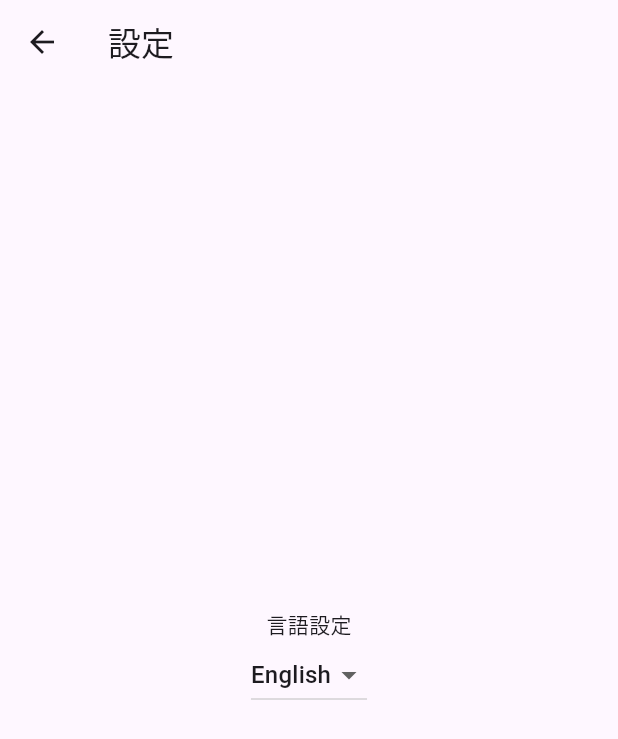
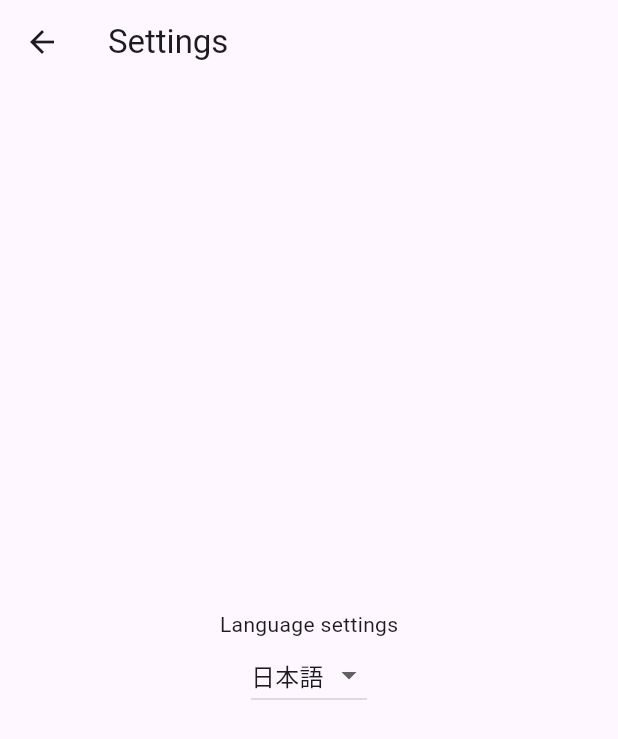
Before and after one commit to c22349/waiting_time, a Flutter app: the screen it shows after launch, after a tap on the "settings" icon, on a phone screen of 412 x 824 dp. Shown: the top 739 px of the screen. Run offline on Flutter 3.47's test engine with Material 3 defaults, Android fonts, the phone set to English and light mode, and no system bars; our stand-ins replace shared_preferences; generated files the repository leaves out were written again.

Commit message:
Fix localization language sync

```diff
--- a/lib/main.dart
+++ b/lib/main.dart
@@ -9,17 +9,17 @@
 
 Future<Locale> _fetchLocale() async {
   final prefs = await SharedPreferences.getInstance();
-  final languageCode =
-      prefs.getString('language') ?? 'ja'; // 'ja' をデフォルト言語として設定
+  final languageCode = prefs.getString('language') ?? 'ja';
   return Locale(languageCode, '');
 }
 
 void main() async {
   WidgetsFlutterBinding.ensureInitialized();
-  final locale = await _fetchLocale();
+  final settingModel = SettingModel();
+  await settingModel.loadLocale(); // 言語設定を読み込む
   runApp(
     ChangeNotifierProvider<SettingModel>(
-      create: (context) => SettingModel(),
+      create: (context) => settingModel,
       child: Consumer<SettingModel>(
         builder: (context, model, child) {
           return MyApp(locale: model.currentLocale);
--- a/lib/view/settings.dart
+++ b/lib/view/settings.dart
@@ -12,7 +12,7 @@ class SettingPage extends StatefulWidget {
 }
 
 class _SettingPageState extends State<SettingPage> {
-  String _selectedLanguage = '日本語';
+  String _selectedLanguage = 'ja';
 
   @override
   void initState() {
@@ -23,14 +23,12 @@ class _SettingPageState extends State<SettingPage> {
   _loadLanguage() async {
     final prefs = await SharedPreferences.getInstance();
     setState(() {
-      _selectedLanguage =
-          prefs.getString('language') == 'ja' ? '日本語' : 'English';
+      _selectedLanguage = prefs.getString('language') ?? 'ja';
     });
   }
 
   _saveLanguage(String language) async {
-    final prefs = await SharedPreferences.getInstance();
-    await prefs.setString('language', language);
+    Provider.of<SettingModel>(context, listen: false).updateLanguage(language);
   }
 
   @override
@@ -50,14 +48,14 @@ class _SettingPageState extends State<SettingPage> {
                 setState(() {
                   _selectedLanguage = newValue!;
                 });
-                await _saveLanguage(newValue == '日本語' ? 'ja' : 'en');
+                await _saveLanguage(newValue!);
                 Provider.of<SettingModel>(context, listen: false).setLocale(
-                    newValue == '日本語' ? Locale('ja', '') : Locale('en', ''));
+                    newValue == 'ja' ? Locale('ja', '') : Locale('en', ''));
               },
               items: <String>['日本語', 'English']
                   .map<DropdownMenuItem<String>>((String value) {
                 return DropdownMenuItem<String>(
-                  value: value,
+                  value: value == '日本語' ? 'ja' : 'en',
                   child: Text(value),
                 );
               }).toList(),
--- a/lib/viewmodel/setting_model.dart
+++ b/lib/viewmodel/setting_model.dart
@@ -1,11 +1,12 @@
 import "package:flutter/material.dart";
 import "package:shared_preferences/shared_preferences.dart";
+import 'dart:io';
 
 class SettingModel with ChangeNotifier {
   // 初期値
   bool _startSettingPage = true;
   bool get startSettingPage => _startSettingPage;
-  Locale _currentLocale = Locale('ja', ''); // 初期値を日本語に設定
+  Locale _currentLocale = Locale('ja', '');
   Locale get currentLocale => _currentLocale;
 
   // SharedPreferencesへの設定値の保存と通知を行う非同期メソッド
@@ -26,13 +27,13 @@ class SettingModel with ChangeNotifier {
 
   Future<void> setSelectedLanguage(String languageCode) async {
     final prefs = await SharedPreferences.getInstance();
-    await prefs.setString("selectedLanguage", languageCode);
+    await prefs.setString("language", languageCode);
     notifyListeners();
   }
 
   Future<String> getSelectedLanguage() async {
     final prefs = await SharedPreferences.getInstance();
-    return prefs.getString("selectedLanguage") ?? "ja";
+    return prefs.getString("language") ?? "ja";
   }
 
   Future<void> updateLanguage(String languageCode) async {
@@ -53,4 +54,19 @@ class SettingModel with ChangeNotifier {
   void restartApp() {
     notifyListeners();
   }
+
+  Locale getDeviceLocale() {
+    return Locale(Platform.localeName.split('_')[0]);
+  }
+
+  // アプリ起動時に呼び出すメソッド
+  Future<void> loadLocale() async {
+    final prefs = await SharedPreferences.getInstance();
+    String? savedLanguageCode = prefs.getString('language');
+    Locale deviceLocale = getDeviceLocale();
+    String defaultLanguageCode =
+        deviceLocale.languageCode == 'ja' ? 'ja' : 'en';
+    _currentLocale = Locale(savedLanguageCode ?? defaultLanguageCode, '');
+    notifyListeners();
+  }
 }
```
Also changed, not shown: 1 other file.
